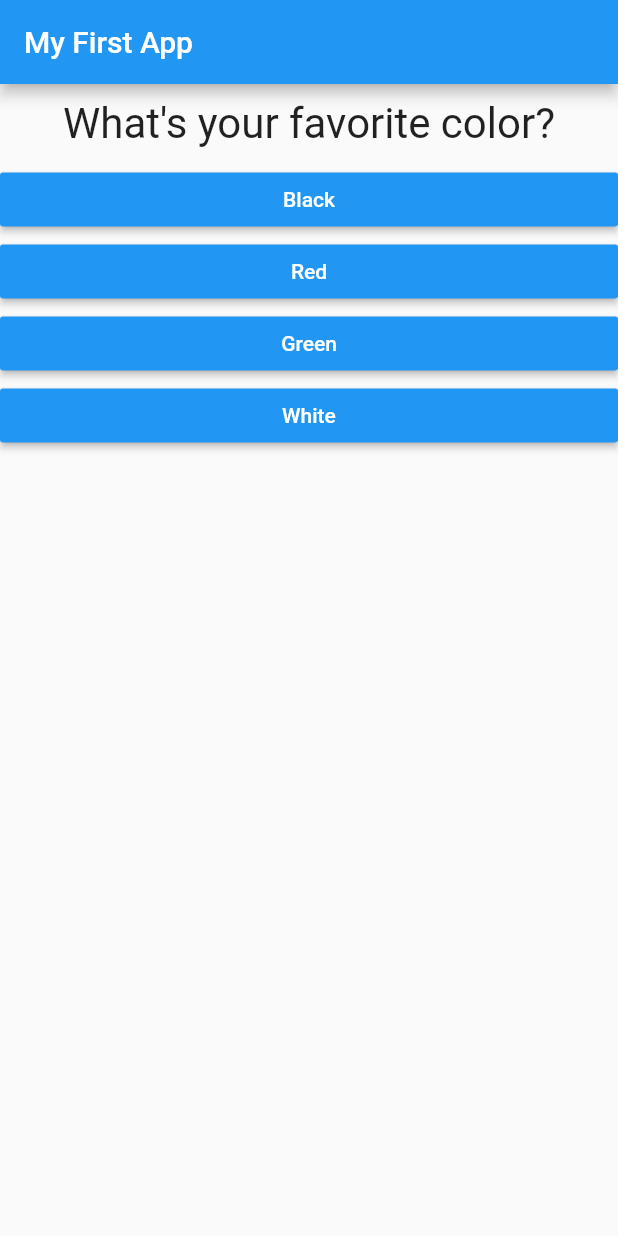
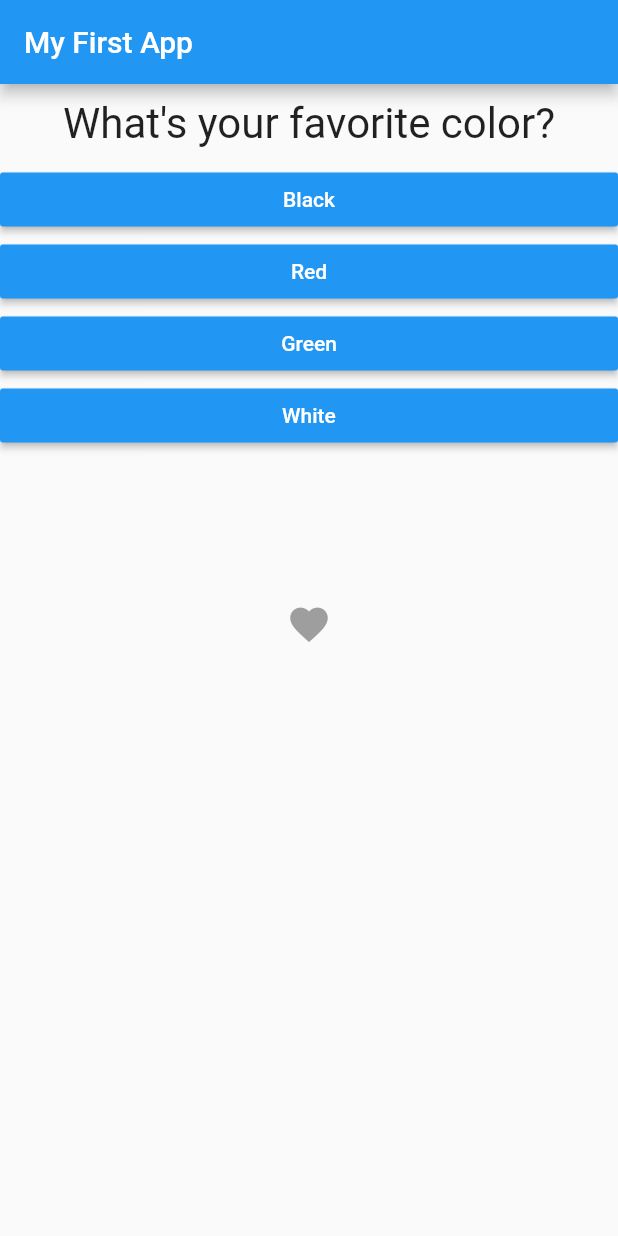
Before and after one commit to GarvMaggu/QuizApp, a Flutter app: the screen it shows after launch, on a phone screen of 412 x 824 dp. Run offline on Flutter 3.47's test engine with Material 2 defaults, Android fonts, the phone set to English and light mode, and no system bars; drawn by our look-alikes of like_button.

Commit message:
Added Like Button

```diff
--- a/lib/quiz.dart
+++ b/lib/quiz.dart
@@ -1,4 +1,5 @@
 import 'package:flutter/material.dart';
+import 'package:like_button/like_button.dart';
 
 import './question.dart';
 import './answer.dart';
@@ -21,9 +22,14 @@ class Quiz extends StatelessWidget {
         Question(
           questions[questionIndex]['questionText'],
         ),
-        ...(questions[questionIndex]['answers'] as List<Map<String, Object>>).map((answer) {
+        ...(questions[questionIndex]['answers'] as List<Map<String, Object>>)
+            .map((answer) {
           return Answer(() => answerQuestion(answer['score']), answer['text']);
-        }).toList()
+        }).toList(),
+        SizedBox(
+          height: 100,
+        ),
+        LikeButton()
       ],
     );
   }
```
Also changed, not shown: pubspec.yaml (+1 -7 lines), pubspec.lock.
